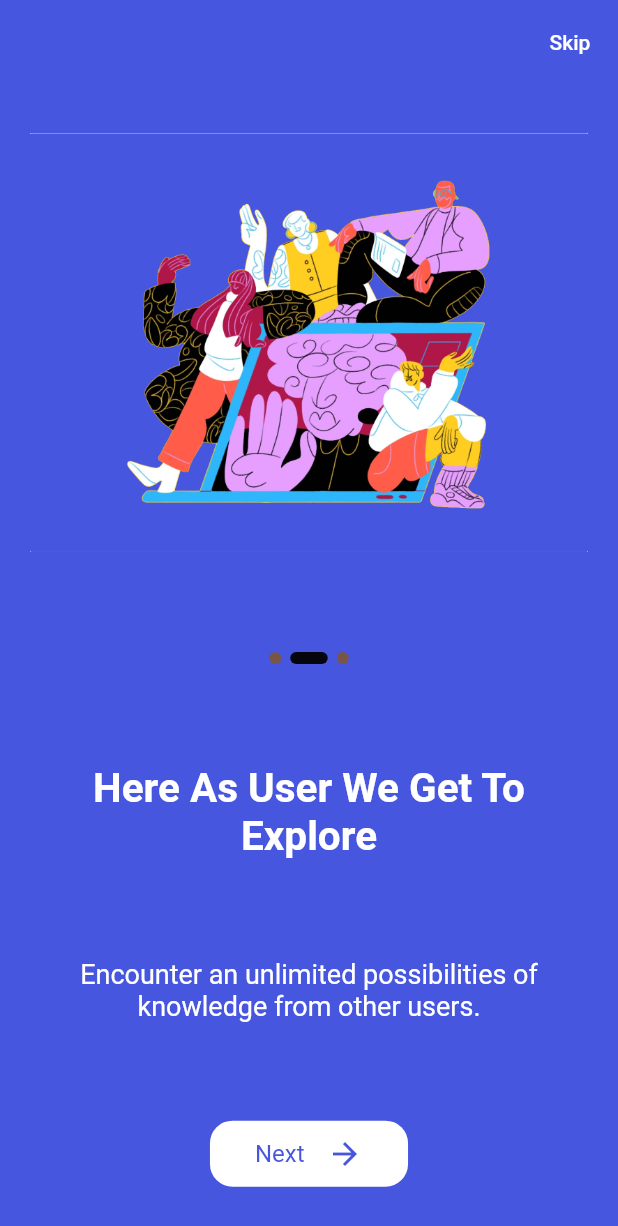
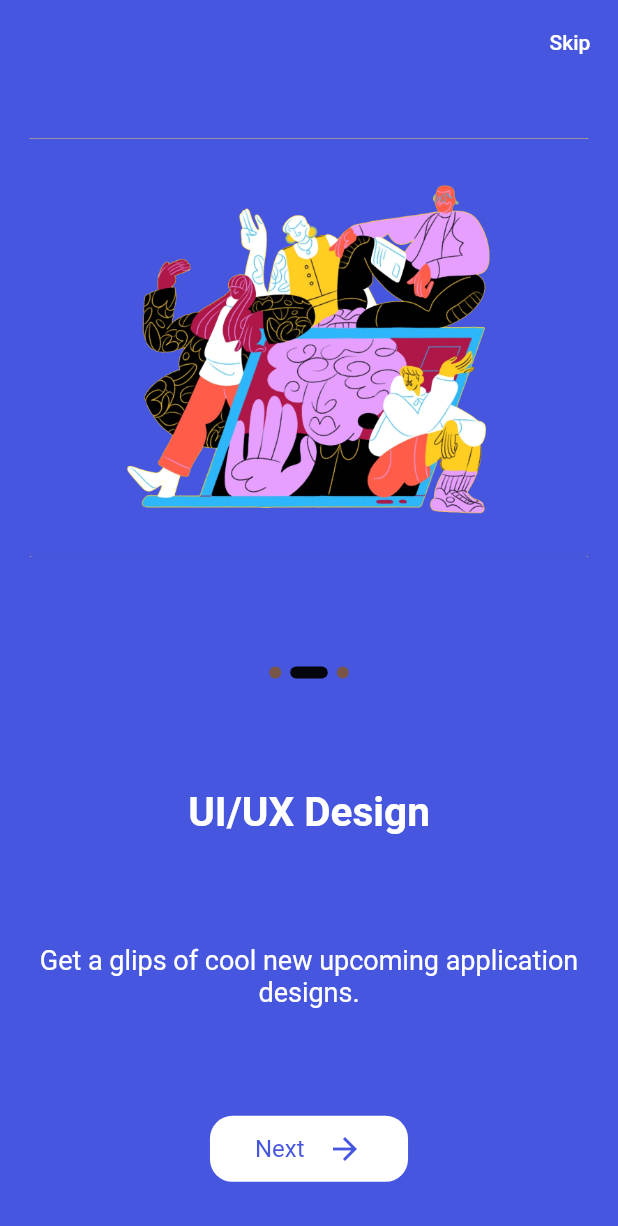
Before and after one commit to Thembek/Flutter-application, a Flutter app: the screen it shows after launch, swiped to page 2, on a phone screen of 412 x 824 dp. Shown: the top 1226 px of the screen. Run offline on Flutter 3.47's test engine with Material 2 defaults, Android fonts, the phone set to English and light mode, and no system bars; our stand-ins replace flutter_svg, google_fonts, shared_preferences; missing offline and left inert: uri; Roboto replaces fonts that are missing (Montserrat, Poppins).

Commit message:
slide two text and desc commit

```diff
--- a/lib/onboard/onboard.dart
+++ b/lib/onboard/onboard.dart
@@ -24,9 +24,9 @@ class _OnBoardState extends State<OnBoard> {
     ),
     OnboardModel(
       img: 'assets/images/designer.png',
-      text: "Here As User We Get To Explore",
+      text: "UI/UX Design",
       desc:
-          "Encounter an unlimited possibilities of knowledge from other users.",
+          "Get a glips of cool new upcoming application designs.",
       bg: Color(0xFF4756DF),
       button: Colors.white,
     ),
```
